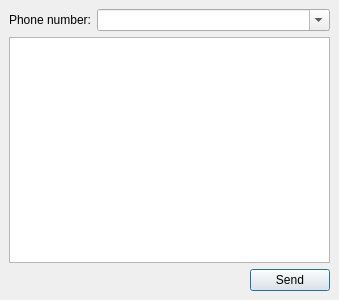
First picture: the form in wengophone/src/presentation/qt/webservices/sms/SmsWindow.ui, repository tkrotoff/WengoPhone, before the edit.
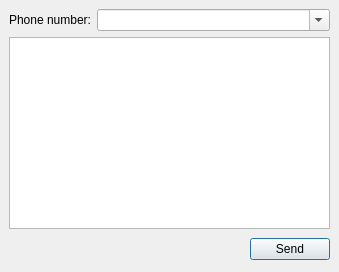
Second picture: the form after the edit. Icons and pictures are not drawn.

```diff
--- a/wengophone/src/presentation/qt/webservices/sms/SmsWindow.ui
+++ b/wengophone/src/presentation/qt/webservices/sms/SmsWindow.ui
@@ -9,7 +9,7 @@
     <x>0</x>
     <y>0</y>
     <width>339</width>
-    <height>300</height>
+    <height>272</height>
    </rect>
   </property>
   <property name="windowTitle" >
@@ -23,36 +23,36 @@
     <number>6</number>
    </property>
    <item row="2" column="0" colspan="2" >
-    <layout class="QHBoxLayout" >
+    <layout class="QGridLayout" >
      <property name="margin" >
       <number>0</number>
      </property>
      <property name="spacing" >
       <number>6</number>
      </property>
-     <item>
+     <item row="0" column="1" >
+      <widget class="QPushButton" name="sendButton" >
+       <property name="text" >
+        <string>Send</string>
+       </property>
+       <property name="icon" >
+        <iconset resource="../../wengophone.qrc" >:/pics/contact/sms.png</iconset>
+       </property>
+      </widget>
+     </item>
+     <item row="0" column="0" >
       <spacer>
        <property name="orientation" >
         <enum>Qt::Horizontal</enum>
        </property>
        <property name="sizeHint" >
         <size>
-         <width>251</width>
-         <height>20</height>
+         <width>256</width>
+         <height>28</height>
         </size>
        </property>
       </spacer>
      </item>
-     <item>
-      <widget class="QPushButton" name="sendButton" >
-       <property name="text" >
-        <string>Send</string>
-       </property>
-       <property name="icon" >
-        <iconset/>
-       </property>
-      </widget>
-     </item>
     </layout>
    </item>
    <item row="1" column="0" colspan="2" >
```
Left out of the diff: 29 changed lines with no effect on the pictures.
